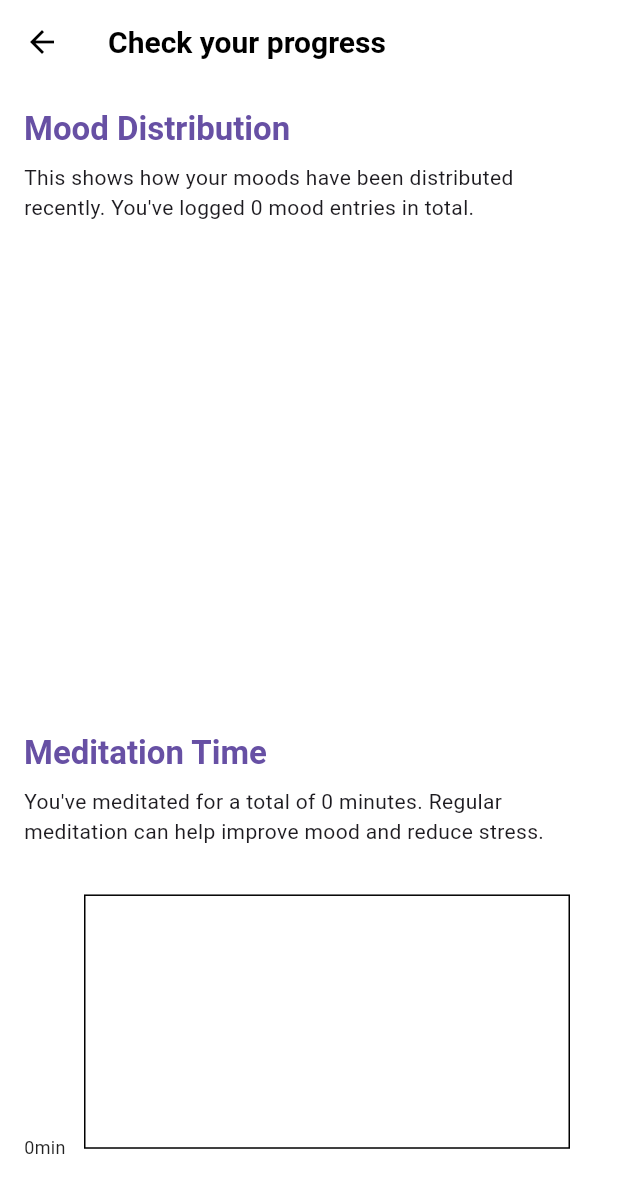
After one commit to poojaaa01/fyp, a Flutter app: the ProfileScreen screen opened directly, after a tap on "Analysis", on a phone screen of 412 x 824 dp. The commit adds this screen. Shown: the top 1193 px of the screen. Run offline on Flutter 3.47's test engine with Material 3 defaults, Android fonts, the phone set to English and light mode, and no system bars; drawn by our look-alikes of fl_chart; our stand-ins replace card_swiper, cloud_firestore, fancy_shimmer_image, firebase_auth, firebase_core, firebase_storage and 8 more; missing offline and left inert: dynamic_height_grid_view, firebase_app_check; accounts and stored records are empty; network calls fail.

Commit message:
Implemented Data Analysis Feature

```diff
--- /dev/null
+++ b/lib/providers/meditation_analysis_provider.dart
@@ -0,0 +1,28 @@
+import 'package:cloud_firestore/cloud_firestore.dart';
+import 'package:flutter/material.dart';
+
+class MeditationAnalysisProvider with ChangeNotifier {
+  final FirebaseFirestore _firestore = FirebaseFirestore.instance;
+
+  Future<List<Map<String, dynamic>>> fetchMeditationSessions(String userId) async {
+    final sessionsSnapshot = await _firestore
+        .collection('meditation_history')
+        .where('userId', isEqualTo: userId)
+        .orderBy('timestamp')
+        .get();
+
+    final List<Map<String, dynamic>> sessions = [];
+
+    for (int i = 0; i < sessionsSnapshot.docs.length; i++) {
+      final data = sessionsSnapshot.docs[i].data();
+      final duration = data['sessionDurationSeconds'] as int? ?? 0;
+
+      sessions.add({
+        'duration': duration,
+        'xIndex': i, // Use index for X-axis to space bars correctly
+      });
+    }
+
+    return sessions;
+  }
+}
--- /dev/null
+++ b/lib/providers/mood_analysis_provider.dart
@@ -0,0 +1,96 @@
+import 'package:cloud_firestore/cloud_firestore.dart';
+import 'package:fl_chart/fl_chart.dart';
+import 'package:flutter/material.dart';
+import 'package:firebase_auth/firebase_auth.dart';
+
+class MoodAnalysisProvider with ChangeNotifier {
+  final FirebaseFirestore _firestore = FirebaseFirestore.instance;
+  final FirebaseAuth _auth = FirebaseAuth.instance;
+
+  // Fetch all mood logs for current user
+  Future<List<Map<String, dynamic>>> fetchMoodLogs() async {
+    final user = FirebaseAuth.instance.currentUser;
+    if (user == null) {
+      print("🚫 No user logged in!");
+      return [];
+    }
+
+    final snapshot = await _firestore
+        .collection('users')
+        .doc(user.uid)
+        .collection('userMoods')
+        .get();
+
+    print("✅ Fetched ${snapshot.docs.length} mood docs");
+
+    return snapshot.docs.map((doc) {
+      final data = doc.data();
+      final mood = data['mood'];
+      final rawTimestamp = data['timestamp'];
+      DateTime? date;
+
+      if (rawTimestamp is Timestamp) {
+        date = rawTimestamp.toDate();
+      } else if (rawTimestamp is String) {
+        date = DateTime.tryParse(rawTimestamp);
+      }
+
+      if (mood == null || date == null) {
+        print("⚠️ Skipped invalid mood doc: ${doc.id}");
+        return null;
+      }
+
+      return {
+        'mood': mood,
+        'date': date,
+      };
+    }).whereType<Map<String, dynamic>>().toList();
+  }
+
+  // Get mood distribution (for pie chart)
+  Future<Map<String, int>> getMoodDistribution() async {
+    final moodLogs = await fetchMoodLogs();
+    print("📊 Fetched mood logs: $moodLogs");
+
+    final moodMap = <String, int>{};
+
+    for (var log in moodLogs) {
+      final mood = log['mood'];
+      moodMap[mood] = (moodMap[mood] ?? 0) + 1;
+    }
+
+    print("📈 Mood Distribution Data: $moodMap");
+    return moodMap;
+  }
+
+  // Convert mood to numerical value (for line chart)
+  double getMoodValue(String mood) {
+    switch (mood) {
+      case 'Happy':
+        return 1.0;
+      case 'Sad':
+        return -1.0;
+      case 'Neutral':
+        return 0.0;
+      case 'Excited':
+        return 1.5;
+      case 'Angry':
+        return -1.5;
+      default:
+        return 0.0;
+    }
+  }
+
+  // Prepare mood data for line chart
+  Future<List<FlSpot>> getMoodTrendSpots() async {
+    final moodLogs = await fetchMoodLogs();
+    final spots = <FlSpot>[];
+
+    for (var i = 0; i < moodLogs.length; i++) {
+      final moodValue = getMoodValue(moodLogs[i]['mood']);
+      spots.add(FlSpot(i.toDouble(), moodValue));
+    }
+
+    return spots;
+  }
+}
--- /dev/null
+++ b/lib/screens/inner_screen/analysis_screen.dart
@@ -0,0 +1,271 @@
+import 'package:firebase_auth/firebase_auth.dart';
+import 'package:fl_chart/fl_chart.dart';
+import 'package:flutter/material.dart';
+import 'package:provider/provider.dart';
+import '../../providers/mood_analysis_provider.dart';
+import '../../providers/meditation_analysis_provider.dart';
+
+class AnalysisScreen extends StatelessWidget {
+  static const routeName = '/analysis';
+
+  const AnalysisScreen({Key? key}) : super(key: key);
+
+  double _getMaxMeditationDuration(List<Map<String, dynamic>> sessions) {
+    if (sessions.isEmpty) return 5.0;
+    final maxDuration = sessions
+        .map((s) => s['duration'] as int)
+        .reduce((a, b) => a > b ? a : b);
+    // Convert seconds to minutes for display
+    return (maxDuration / 60 * 1.2).toDouble();
+  }
+
+  double _getMeditationInterval(List<Map<String, dynamic>> sessions) {
+    if (sessions.isEmpty) return 1.0;
+    final maxDuration = _getMaxMeditationDuration(sessions);
+    if (maxDuration <= 5) return 1.0;
+    if (maxDuration <= 10) return 2.0;
+    return 5.0;
+  }
+
+  Widget _buildAnalysisSection({
+    required String title,
+    required String description,
+    required Widget chart,
+    required BuildContext context,
+  }) {
+    return Column(
+      crossAxisAlignment: CrossAxisAlignment.start,
+      children: [
+        Text(
+          title,
+          style: Theme.of(context).textTheme.titleLarge?.copyWith(
+            fontWeight: FontWeight.bold,
+            color: Theme.of(context).primaryColor,
+          ),
+        ),
+        const SizedBox(height: 8),
+        Text(description, style: Theme.of(context).textTheme.bodyMedium),
+        const SizedBox(height: 16),
+        chart,
+        const SizedBox(height: 32),
+      ],
+    );
+  }
+
+  Color _getMoodColor(String mood) {
+    switch (mood) {
+      case '😊':
+        return Colors.green;
+      case '😔':
+        return Colors.indigo;
+      case '😡':
+        return Colors.red;
+      case '😐':
+        return Colors.grey;
+      case '😌':
+        return Colors.blue;
+      case '🥳':
+        return Colors.lightGreen;
+      case '😰':
+        return Colors.orange;
+      default:
+        return Colors.purple;
+    }
+  }
+
+  @override
+  Widget build(BuildContext context) {
+    final moodAnalysis = Provider.of<MoodAnalysisProvider>(context);
+    final meditationAnalysis = Provider.of<MeditationAnalysisProvider>(context);
+    final userId = FirebaseAuth.instance.currentUser?.uid ?? '';
+
+    return Scaffold(
+      appBar: AppBar(
+        title: Row(
+          children: [
+            // Image.asset(
+            //   AssetsManager.logoApp,
+            //   height: 32,
+            // ),
+            const Text(
+              'Check your progress',
+              style: TextStyle(fontWeight: FontWeight.bold, fontSize: 20),
+            ),
+          ],
+        ),
+        automaticallyImplyLeading: true,
+      ),
+      body: FutureBuilder(
+        future: Future.wait([
+          moodAnalysis.getMoodDistribution(),
+          meditationAnalysis.fetchMeditationSessions(userId),
+        ]),
+        builder: (context, AsyncSnapshot<List<dynamic>> snapshot) {
+          if (snapshot.connectionState != ConnectionState.done) {
+            return const Center(child: CircularProgressIndicator());
+          }
+
+          if (snapshot.hasError) {
+            return Center(child: Text('Error: ${snapshot.error}'));
+          }
+
+          final moodDistribution = snapshot.data![0] as Map<String, int>;
+          debugPrint('Mood Distribution Data: $moodDistribution');
+
+          final meditationSessions = snapshot.data![1] as List<Map<String, dynamic>>;
+          final totalMoodEntries = moodDistribution.values.fold(0, (sum, count) => sum + count);
+          final totalMeditationSeconds = meditationSessions.fold(0, (sum, session) {
+            return sum + (session['duration'] as int? ?? 0);
+          });
+          final totalMeditationMinutes = (totalMeditationSeconds / 60).round();
+
+          return SingleChildScrollView(
+            padding: const EdgeInsets.all(16),
+            child: Column(
+              crossAxisAlignment: CrossAxisAlignment.start,
+              children: [
+                _buildAnalysisSection(
+                  title: "Mood Distribution",
+                  description:
+                  "This shows how your moods have been distributed recently. "
+                      "You've logged $totalMoodEntries mood entries in total.",
+                  chart: AspectRatio(
+                    aspectRatio: 1.3,
+                    child: PieChart(
+                      PieChartData(
+                        sections: moodDistribution.entries.map((e) {
+                          final percentage = (e.value / totalMoodEntries * 100).round();
+                          return PieChartSectionData(
+                            value: e.value.toDouble(),
+                            title: '${e.key}\n$percentage%',
+                            radius: 60,
+                            color: _getMoodColor(e.key),
+                            titleStyle: const TextStyle(
+                              fontSize: 12,
+                              fontWeight: FontWeight.bold,
+                              color: Colors.white,
+                            ),
+                          );
+                        }).toList(),
+                        sectionsSpace: 2,
+                      ),
+                    ),
+                  ),
+                  context: context,
+                ),
+
+                _buildAnalysisSection(
+                  title: "Meditation Time",
+                  description:
+                  "You've meditated for a total of ${totalMeditationMinutes} minutes. "
+                      "Regular meditation can help improve mood and reduce stress.",
+                  chart: AspectRatio(
+                    aspectRatio: 1.7,
+                    child: Padding(
+                      padding: const EdgeInsets.only(right: 16.0, top: 16.0, bottom: 16.0),
+                      child: BarChart(
+                        BarChartData(
+                          alignment: BarChartAlignment.spaceAround,
+                          barGroups: meditationSessions.map((session) {
+                            // Convert seconds to minutes for display
+                            final durationMinutes = (session['duration'] as int? ?? 0) / 60;
+                            return BarChartGroupData(
+                              x: session['xIndex'] as int,
+                              barRods: [
+                                BarChartRodData(
+                                  toY: durationMinutes,
+                                  color: Colors.teal,
+                                  width: 16,
+                                  borderRadius: BorderRadius.circular(4),
+                                  backDrawRodData: BackgroundBarChartRodData(
+                                    show: true,
+                                    toY: _getMaxMeditationDuration(meditationSessions),
+                                    color: Colors.grey.withOpacity(0.1),
+                                  ),
+                                ),
+                              ],
+                            );
+                          }).toList(),
+                          titlesData: FlTitlesData(
+                            leftTitles: AxisTitles(
+                              sideTitles: SideTitles(
+                                showTitles: true,
+                                reservedSize: 40,
+                                interval: _getMeditationInterval(meditationSessions),
+                                getTitlesWidget: (value, meta) {
+                                  // Show minutes with 'min' label
+                                  return Padding(
+                                    padding: const EdgeInsets.only(right: 8.0),
+                                    child: Text(
+                                      '${value.toInt()}min',
+                                      style: const TextStyle(
+                                        fontSize: 12,
+                                        color: Colors.black87,
+                                      ),
+                                    ),
+                                  );
+                                },
+                              ),
+                            ),
+                            bottomTitles: AxisTitles(
+                              sideTitles: SideTitles(
+                                showTitles: true,
+                                getTitlesWidget: (value, meta) {
+                                  return Padding(
+                                    padding: const EdgeInsets.only(top: 8.0),
+                                    child: Text('Day ${value.toInt() + 1}'),
+                                  );
+                                },
+                              ),
+                            ),
+                            rightTitles: AxisTitles(
+                              sideTitles: SideTitles(showTitles: false),
+                            ),
+                            topTitles: AxisTitles(
+                              sideTitles: SideTitles(showTitles: false),
+                            ),
+                          ),
+                          gridData: FlGridData(
+                            show: true,
+                            drawVerticalLine: false,
+                            horizontalInterval: _getMeditationInterval(meditationSessions),
+                          ),
+                        ),
+                      ),
+                    ),
+                  ),
+                  context: context,
+                ),
+
+                Card(
+                  elevation: 2,
+                  child: Padding(
+                    padding: const EdgeInsets.all(16),
+                    child: Column(
+                      crossAxisAlignment: CrossAxisAlignment.start,
+                      children: [
+                        Text(
+                          "Key Takeaways",
+                          style: Theme.of(context).textTheme.titleMedium?.copyWith(
+                            fontWeight: FontWeight.bold,
+                          ),
+                        ),
+                        const SizedBox(height: 8),
+                        Text("• You've logged $totalMoodEntries mood entries."),
+                        const SizedBox(height: 4),
+                        if (totalMeditationSeconds > 0)
+                          Text("• You've meditated for ${totalMeditationMinutes} minutes this period."),
+                        const SizedBox(height: 4),
+                        const Text("• Tracking helps you notice patterns and make positive changes."),
+                      ],
+                    ),
+                  ),
+                ),
+              ],
+            ),
+          );
+        },
+      ),
+    );
+  }
+}
--- a/lib/screens/profile_screen.dart
+++ b/lib/screens/profile_screen.dart
@@ -15,6 +15,7 @@ import '../providers/theme_provider.dart';
 import '../providers/user_provider.dart';
 import '../widgets/title_text.dart';
 import 'auth/login.dart';
+import 'inner_screen/analysis_screen.dart';
 
 class ProfileScreen extends StatefulWidget {
   const ProfileScreen({super.key});
@@ -175,7 +176,12 @@ class _ProfileScreenState extends State<ProfileScreen> with AutomaticKeepAliveCl
                       child: CustomListTile(
                         text: "Analysis",
                         imagePath: AssetsManager.analysis,
-                        function: () {},
+                        function: () {
+                          Navigator.pushNamed(
+                            context,
+                            AnalysisScreen.routeName,
+                          );
+                        },
                       ),
                     ),
                     const SizedBox(height: 6),
--- a/pubspec.yaml
+++ b/pubspec.yaml
@@ -63,6 +63,9 @@ dependencies:
   intl: ^0.20.2
 
 
+  #DataAnalysis
+  fl_chart: ^0.71.0
+
 
 
 
```
Also changed, not shown: lib/main.dart (+16 -19 lines), lib/providers/mood_provider.dart (+16 -19 lines), lib/screens/Community/community_screen.dart (+13 -1 lines), lib/screens/calm/audio_player_screen.dart (+10 -1 lines), lib/screens/focus/focus_mode_screen.dart (+4 -5 lines), pubspec.lock.
